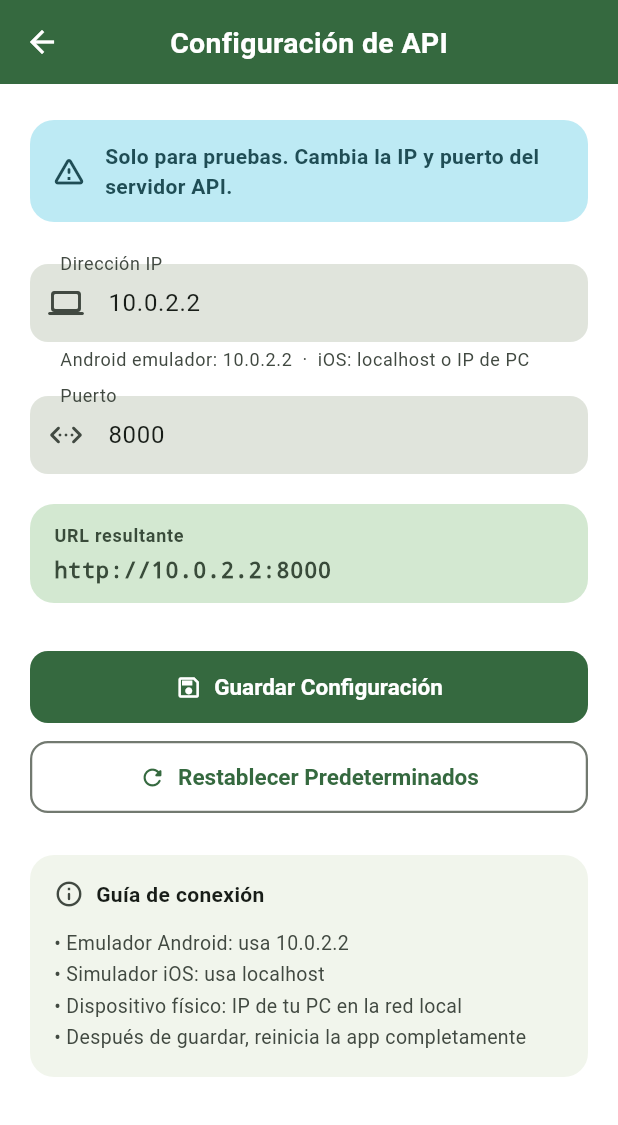
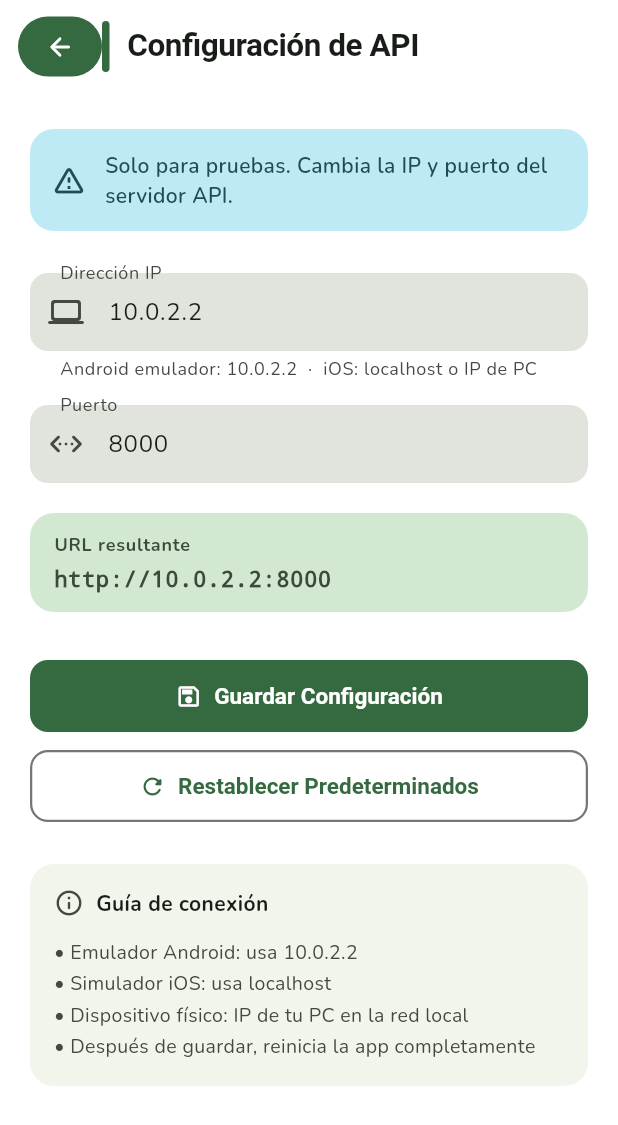
Before and after one commit to jorgemp1270/union_ganadera_app, a Flutter app: the screen it shows after launch, after a tap on the "settings" icon, on a phone screen of 412 x 824 dp. Shown: the top 1125 px of the screen. Run offline on Flutter 3.47's test engine with Material 3 defaults, Android fonts, the phone set to English and light mode, and no system bars; our stand-ins replace dio, flutter_secure_storage, geolocator, google_fonts, image_picker, permission_handler; missing offline and left inert: mobile_scanner, nfc_manager; accounts and stored records are empty; network calls fail.

Commit message:
Cambios menores de diseño

```diff
--- a/lib/main.dart
+++ b/lib/main.dart
@@ -1,4 +1,5 @@
 import 'package:flutter/material.dart';
+import 'package:google_fonts/google_fonts.dart';
 import 'package:flutter/services.dart';
 import 'package:flutter_localizations/flutter_localizations.dart';
 import 'package:union_ganadera_app/screens/splash_screen.dart';
@@ -56,8 +57,9 @@ class MyApp extends StatelessWidget {
       colorScheme: colorScheme,
 
       // ── Typography ──────────────────────────────────────────────────────
-      textTheme: Typography.material2021().black.apply(
-        fontFamily: 'Roboto',
+      textTheme: GoogleFonts.nunitoTextTheme(
+        Typography.material2021().black,
+      ).apply(
         bodyColor: colorScheme.onSurface,
         displayColor: colorScheme.onSurface,
       ),
--- a/lib/screens/auth/auth_screen.dart
+++ b/lib/screens/auth/auth_screen.dart
@@ -42,7 +42,7 @@ class _AuthScreenState extends State<AuthScreen>
     final cs = Theme.of(context).colorScheme;
     return Scaffold(
       appBar: ModernAppBar(
-        title: 'Unión Ganadera',
+        title: 'MUU-NITOREO',
         actions: [
           IconButton(
             icon: const Icon(Icons.settings_outlined),
@@ -55,16 +55,41 @@ class _AuthScreenState extends State<AuthScreen>
             },
           ),
         ],
-        bottom: TabBar(
-          controller: _tabController,
-          indicatorColor: cs.onPrimary,
-          labelColor: cs.onPrimary,
-          unselectedLabelColor: cs.onPrimary.withOpacity(0.65),
-          indicator: UnderlineTabIndicator(
-            borderSide: BorderSide(color: cs.onPrimary, width: 3),
-            borderRadius: const BorderRadius.vertical(top: Radius.circular(3)),
+        bottom: PreferredSize(
+          preferredSize: const Size.fromHeight(52),
+          child: Padding(
+            padding: const EdgeInsets.fromLTRB(16, 0, 16, 8),
+            child: Container(
+              height: 44,
+              decoration: BoxDecoration(
+                color: cs.surfaceContainerHigh,
+                borderRadius: BorderRadius.circular(22),
+              ),
+              child: TabBar(
+                controller: _tabController,
+                indicator: BoxDecoration(
+                  color: cs.primary,
+                  borderRadius: BorderRadius.circular(22),
+                ),
+                indicatorSize: TabBarIndicatorSize.tab,
+                dividerColor: Colors.transparent,
+                labelColor: cs.onPrimary,
+                unselectedLabelColor: cs.onSurfaceVariant,
+                labelStyle: const TextStyle(
+                  fontWeight: FontWeight.w700,
+                  fontSize: 14,
+                ),
+                unselectedLabelStyle: const TextStyle(
+                  fontWeight: FontWeight.w500,
+                  fontSize: 14,
+                ),
+                tabs: const [
+                  Tab(text: 'Iniciar Sesión'),
+                  Tab(text: 'Registrarse'),
+                ],
+              ),
+            ),
           ),
-          tabs: const [Tab(text: 'Iniciar Sesión'), Tab(text: 'Registrarse')],
         ),
       ),
       body: TabBarView(
--- a/lib/screens/cattle/cattle_list_screen.dart
+++ b/lib/screens/cattle/cattle_list_screen.dart
@@ -122,11 +122,17 @@ class _CattleListScreenState extends State<CattleListScreen> {
           preferredSize: const Size.fromHeight(56),
           child: Padding(
             padding: const EdgeInsets.fromLTRB(12, 0, 12, 8),
-            child: TextField(
+            child: Builder(
+              builder: (context) {
+                final cs = Theme.of(context).colorScheme;
+                return TextField(
                   decoration: InputDecoration(
                     hintText: 'Buscar por arete o raza...',
-                prefixIcon: const Icon(Icons.search_rounded),
-                fillColor: Colors.white.withOpacity(0.18),
+                    prefixIcon: Icon(
+                      Icons.search_rounded,
+                      color: cs.onSurfaceVariant,
+                    ),
+                    fillColor: cs.surfaceContainerHigh,
                     filled: true,
                     border: OutlineInputBorder(
                       borderRadius: BorderRadius.circular(14),
@@ -136,11 +142,13 @@ class _CattleListScreenState extends State<CattleListScreen> {
                       borderRadius: BorderRadius.circular(14),
                       borderSide: BorderSide.none,
                     ),
-                hintStyle: const TextStyle(color: Colors.white70),
-                prefixIconColor: Colors.white70,
+                    hintStyle: TextStyle(color: cs.onSurfaceVariant),
+                    contentPadding: const EdgeInsets.symmetric(vertical: 0),
                   ),
-              style: const TextStyle(color: Colors.white),
+                  style: TextStyle(color: cs.onSurface),
                   onChanged: (value) => setState(() => _searchQuery = value),
+                );
+              },
             ),
           ),
         ),
--- a/lib/utils/modern_app_bar.dart
+++ b/lib/utils/modern_app_bar.dart
@@ -1,8 +1,13 @@
 import 'package:flutter/material.dart';
 
-/// A Material 3 branded AppBar used throughout the app.
-/// When [backgroundColor] is provided it overrides the theme's primary color,
-/// which keeps per-screen accent tints (e.g. blue for vet screens).
+/// A Material 3 Expressive AppBar.
+///
+/// Design language:
+/// • Asymmetric layout — title left-aligned with a bold accent bar
+/// • Back navigation is a compact rounded chip in [primaryContainer]
+/// • A thin coloured vertical bar anchors the title to the leading edge
+/// • Actions float to the far right, unstyled, letting each screen decide
+/// • [backgroundColor] tints the accent bar and back chip; defaults to [ColorScheme.primary]
 class ModernAppBar extends StatelessWidget implements PreferredSizeWidget {
   final String title;
   final Color? backgroundColor;
@@ -21,36 +26,92 @@ class ModernAppBar extends StatelessWidget implements PreferredSizeWidget {
 
   @override
   Size get preferredSize =>
-      Size.fromHeight(kToolbarHeight + (bottom?.preferredSize.height ?? 0));
+      Size.fromHeight(62 + (bottom?.preferredSize.height ?? 0));
 
   @override
   Widget build(BuildContext context) {
     final cs = Theme.of(context).colorScheme;
-    final bgColor = backgroundColor ?? cs.primary;
+    final accentColor = backgroundColor ?? cs.primary;
 
-    // Derive a legible foreground from the given background
-    final fgColor =
-        ThemeData.estimateBrightnessForColor(bgColor) == Brightness.dark
+    final accentFg =
+        ThemeData.estimateBrightnessForColor(accentColor) == Brightness.dark
             ? Colors.white
-            : cs.onSurface;
+            : cs.onPrimary;
+
+    final canPop = Navigator.of(context).canPop();
+
+    // Compact back chip: rounded pill in primaryContainer
+    final backChip =
+        canPop
+            ? Padding(
+              padding: const EdgeInsets.fromLTRB(12, 11, 0, 11),
+              child: Material(
+                color: accentColor,
+                borderRadius: BorderRadius.circular(22),
+                child: InkWell(
+                  borderRadius: BorderRadius.circular(22),
+                  onTap: () => Navigator.of(context).pop(),
+                  child: Padding(
+                    padding: const EdgeInsets.symmetric(
+                      horizontal: 12,
+                      vertical: 0,
+                    ),
+                    child: Icon(
+                      Icons.arrow_back_rounded,
+                      color: accentFg,
+                      size: 20,
+                    ),
+                  ),
+                ),
+              ),
+            )
+            : null;
 
     return AppBar(
-      backgroundColor: bgColor,
-      foregroundColor: fgColor,
+      backgroundColor: cs.surfaceContainerLowest,
+      foregroundColor: cs.onSurface,
       elevation: 0,
-      scrolledUnderElevation: 2,
-      shadowColor: Colors.black26,
-      centerTitle: true,
-      leading: leading,
-      actions: actions,
+      scrolledUnderElevation: 1,
+      shadowColor: cs.shadow.withValues(alpha: 0.08),
+      automaticallyImplyLeading: false,
+      toolbarHeight: 62,
+      titleSpacing: 0,
       bottom: bottom,
-      titleTextStyle: TextStyle(
-        color: fgColor,
-        fontSize: 19,
-        fontWeight: FontWeight.w700,
-        letterSpacing: 0.2,
+      // Back chip as leading, or nothing (title then handles its own left padding)
+      leading: leading ?? backChip,
+      leadingWidth: (leading != null || canPop) ? 68 : 0,
+      title: Row(
+        children: [
+          // Accent bar — the asymmetric eye-catcher
+          Container(
+            width: 5,
+            height: 34,
+            decoration: BoxDecoration(
+              color: accentColor,
+              borderRadius: BorderRadius.circular(4),
+            ),
+          ),
+          const SizedBox(width: 12),
+          Expanded(
+            child: Text(
+              title,
+              style: TextStyle(
+                color: cs.onSurface,
+                fontSize: 21,
+                fontWeight: FontWeight.w700,
+                letterSpacing: -0.3,
+                height: 1.1,
+              ),
+              maxLines: 1,
+              overflow: TextOverflow.ellipsis,
+            ),
+          ),
+        ],
       ),
-      title: Text(title),
+      actions:
+          actions != null
+              ? [...actions!, const SizedBox(width: 8)]
+              : [const SizedBox(width: 4)],
     );
   }
 }
--- a/pubspec.yaml
+++ b/pubspec.yaml
@@ -36,6 +36,9 @@ dependencies:
   # The following adds the Cupertino Icons font to your application.
   # Use with the CupertinoIcons class for iOS style icons.
   cupertino_icons: ^1.0.8
+
+  # Google Fonts
+  google_fonts: ^6.2.1
 
   # HTTP client
   dio: ^5.4.0
```
Also changed, not shown: pubspec.lock. Lines whose indentation alone changed are shown as unchanged.
